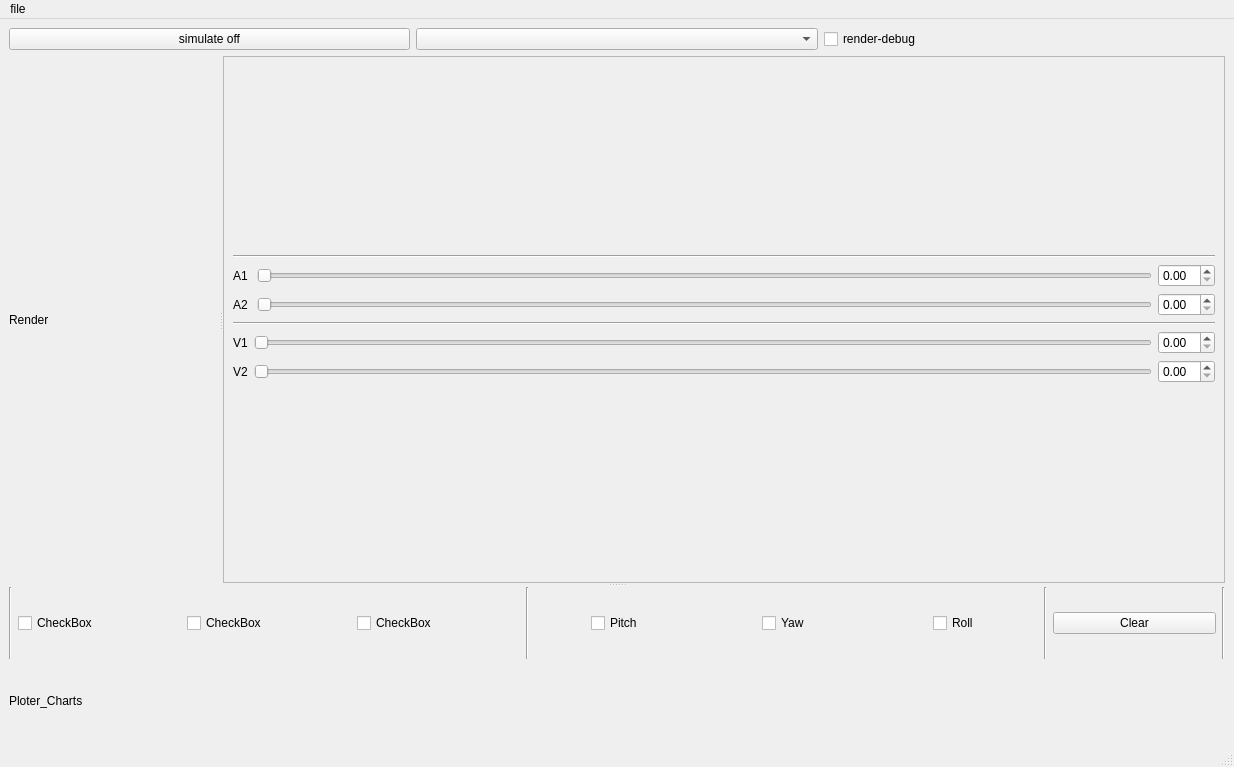
werasaimon/IPhysicsSimulator3D, file mainwindow.ui: the form before one commit.
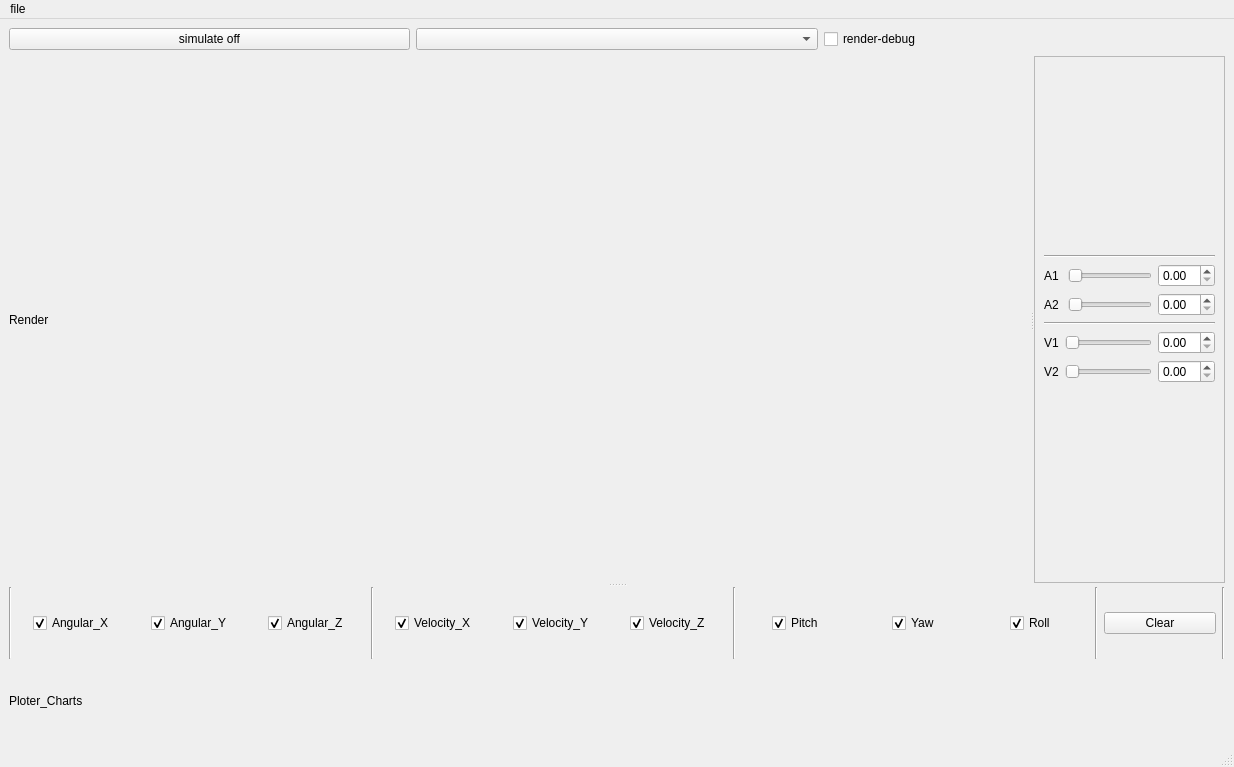
The form after the commit. Custom widgets are drawn as their Qt base class.

Commit message: new interface | fix bugs | improve performance

```diff
--- a/mainwindow.ui
+++ b/mainwindow.ui
@@ -38,18 +38,54 @@
     </item>
     <item row="1" column="0">
      <widget class="QSplitter" name="splitter_3">
+      <property name="sizePolicy">
+       <sizepolicy hsizetype="Minimum" vsizetype="Minimum">
+        <horstretch>0</horstretch>
+        <verstretch>0</verstretch>
+       </sizepolicy>
+      </property>
+      <property name="minimumSize">
+       <size>
+        <width>90</width>
+        <height>90</height>
+       </size>
+      </property>
       <property name="orientation">
        <enum>Qt::Vertical</enum>
       </property>
       <widget class="QSplitter" name="splitter_2">
+       <property name="sizePolicy">
+        <sizepolicy hsizetype="Minimum" vsizetype="Minimum">
+         <horstretch>0</horstretch>
+         <verstretch>0</verstretch>
+        </sizepolicy>
+       </property>
+       <property name="minimumSize">
+        <size>
+         <width>0</width>
+         <height>60</height>
+        </size>
+       </property>
        <property name="orientation">
         <enum>Qt::Horizontal</enum>
        </property>
        <widget class="QSplitter" name="splitter">
+        <property name="sizePolicy">
+         <sizepolicy hsizetype="Minimum" vsizetype="Minimum">
+          <horstretch>90</horstretch>
+          <verstretch>0</verstretch>
+         </sizepolicy>
+        </property>
         <property name="orientation">
          <enum>Qt::Horizontal</enum>
         </property>
         <widget class="GLWidget_Quadrocopter" name="label_opengl">
+         <property name="sizePolicy">
+          <sizepolicy hsizetype="Minimum" vsizetype="Minimum">
+           <horstretch>0</horstretch>
+           <verstretch>0</verstretch>
+          </sizepolicy>
+         </property>
          <property name="text">
           <string>Render</string>
          </property>
@@ -64,8 +100,8 @@
           <rect>
            <x>0</x>
            <y>0</y>
-           <width>974</width>
-           <height>514</height>
+           <width>205</width>
+           <height>262</height>
           </rect>
          </property>
          <layout class="QGridLayout" name="gridLayout">
@@ -186,24 +222,70 @@
             </property>
            </widget>
           </item>
-          <item>
-           <widget class="QCheckBox" name="checkBox_4">
+          <item alignment="Qt::AlignHCenter">
+           <widget class="QCheckBox" name="checkBox_AngularX">
             <property name="text">
-             <string>CheckBox</string>
+             <string>Angular_X</string>
             </property>
+            <property name="checked">
+             <bool>true</bool>
+            </property>
            </widget>
           </item>
-          <item>
-           <widget class="QCheckBox" name="checkBox_3">
+          <item alignment="Qt::AlignHCenter">
+           <widget class="QCheckBox" name="checkBox_AngularY">
             <property name="text">
-             <string>CheckBox</string>
+             <string>Angular_Y</string>
             </property>
+            <property name="checked">
+             <bool>true</bool>
+            </property>
            </widget>
           </item>
+          <item alignment="Qt::AlignHCenter">
+           <widget class="QCheckBox" name="checkBox_AngularZ">
+            <property name="text">
+             <string>Angular_Z</string>
+            </property>
+            <property name="checked">
+             <bool>true</bool>
+            </property>
+           </widget>
+          </item>
           <item>
-           <widget class="QCheckBox" name="checkBox_2">
+           <widget class="Line" name="line_7">
+            <property name="orientation">
+             <enum>Qt::Vertical</enum>
+            </property>
+           </widget>
+          </item>
+          <item alignment="Qt::AlignHCenter">
+           <widget class="QCheckBox" name="checkBox_VelocityX">
             <property name="text">
-             <string>CheckBox</string>
+             <string>Velocity_X</string>
+            </property>
+            <property name="checked">
+             <bool>true</bool>
+            </property>
+           </widget>
+          </item>
+          <item alignment="Qt::AlignHCenter">
+           <widget class="QCheckBox" name="checkBox_VelocityY">
+            <property name="text">
+             <string>Velocity_Y</string>
+            </property>
+            <property name="checked">
+             <bool>true</bool>
+            </property>
+           </widget>
+          </item>
+          <item alignment="Qt::AlignHCenter">
+           <widget class="QCheckBox" name="checkBox_VelocityZ">
+            <property name="text">
+             <string>Velocity_Z</string>
+            </property>
+            <property name="checked">
+             <bool>true</bool>
             </property>
            </widget>
           </item>
@@ -219,6 +301,9 @@
             <property name="text">
              <string>Pitch</string>
             </property>
+            <property name="checked">
+             <bool>true</bool>
+            </property>
            </widget>
           </item>
           <item alignment="Qt::AlignHCenter">
@@ -226,6 +311,9 @@
             <property name="text">
              <string>Yaw</string>
             </property>
+            <property name="checked">
+             <bool>true</bool>
+            </property>
            </widget>
           </item>
           <item alignment="Qt::AlignHCenter">
@@ -233,6 +321,9 @@
             <property name="text">
              <string>Roll</string>
             </property>
+            <property name="checked">
+             <bool>true</bool>
+            </property>
            </widget>
           </item>
           <item>
```
The commit also changes 6 other files.
